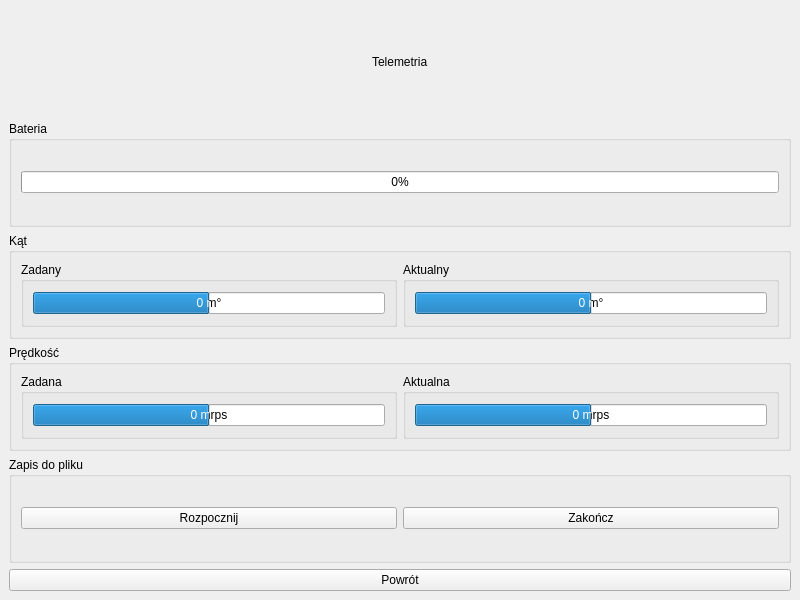
Qt form telemetrywindow.ui (superjulek/Robot_controller) before a commit.
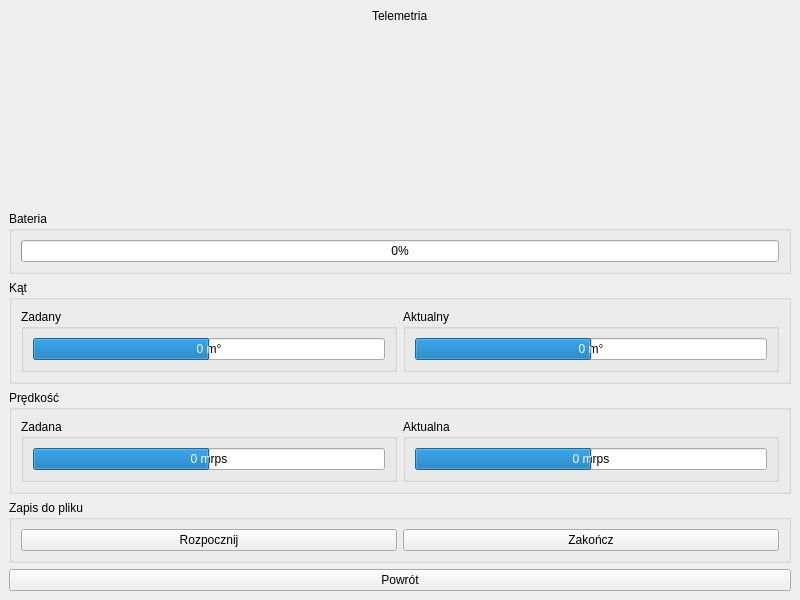
The same form after that commit.

```diff
--- a/telemetrywindow.ui
+++ b/telemetrywindow.ui
@@ -24,6 +24,19 @@
         </property>
        </widget>
       </item>
+      <item>
+       <spacer name="verticalSpacer">
+        <property name="orientation">
+         <enum>Qt::Vertical</enum>
+        </property>
+        <property name="sizeHint" stdset="0">
+         <size>
+          <width>20</width>
+          <height>40</height>
+         </size>
+        </property>
+       </spacer>
+      </item>
       <item>
        <widget class="QGroupBox" name="groupBox">
         <property name="title">
@@ -55,10 +68,10 @@
             <item row="0" column="0">
              <widget class="QProgressBar" name="progressBarTargetAngle">
               <property name="minimum">
-               <number>-10000</number>
+               <number>-12000</number>
               </property>
               <property name="maximum">
-               <number>10000</number>
+               <number>12000</number>
               </property>
               <property name="value">
                <number>0</number>
@@ -80,10 +93,10 @@
             <item row="0" column="0">
              <widget class="QProgressBar" name="progressBarAngle">
               <property name="minimum">
-               <number>-10000</number>
+               <number>-12000</number>
               </property>
               <property name="maximum">
-               <number>10000</number>
+               <number>12000</number>
               </property>
               <property name="value">
                <number>0</number>
```
